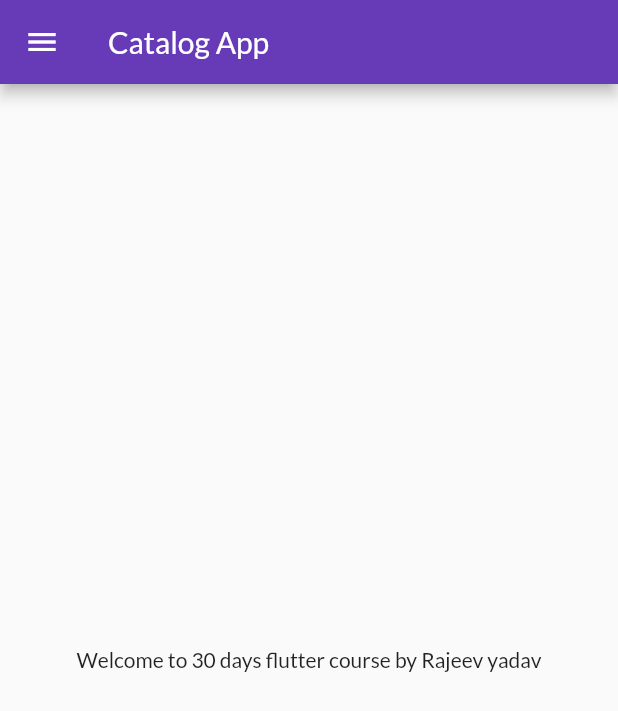
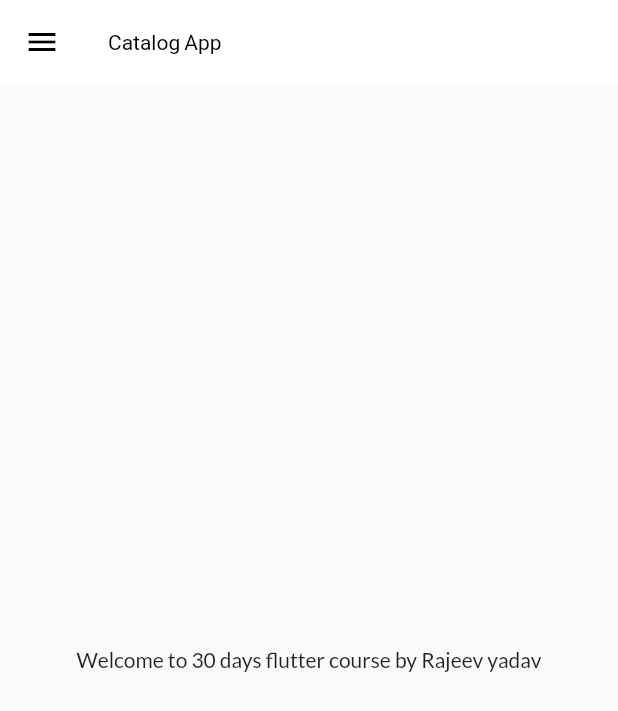
Before and after one commit to rajeevy397/30DaysOfFlutter, a Flutter app: the screen it shows after launch, on a phone screen of 412 x 824 dp. Shown: the top 711 px of the screen. Run offline on Flutter 3.47's test engine with Material 2 defaults, Android fonts, the phone set to English and light mode, and no system bars; our stand-ins replace google_fonts.

Commit message:
themes extracted

```diff
--- a/lib/main.dart
+++ b/lib/main.dart
@@ -2,6 +2,7 @@ import 'package:flutter/material.dart';
 import 'package:flutter_catalog/pages/home_page.dart';
 import 'package:flutter_catalog/pages/login_page.dart';
 import 'package:flutter_catalog/utils/routes.dart';
+import 'package:flutter_catalog/widgets/themes.dart';
 import 'package:google_fonts/google_fonts.dart';
 
 void main() {
@@ -13,14 +14,11 @@ class MyApp extends StatelessWidget {
   Widget build(BuildContext context) {
     return MaterialApp(
       themeMode: ThemeMode.light,
-      theme: ThemeData(
-        primarySwatch: Colors.deepPurple,
-        fontFamily: GoogleFonts.lato().fontFamily,
-        //primaryTextTheme: GoogleFonts.latoTextTheme(),
-      ),
+      theme: MyTheme.lightTheme(context),
+      darkTheme: MyTheme.DarkTheme(context),
       debugShowCheckedModeBanner: false,
-      darkTheme: ThemeData(brightness: Brightness.dark),
-       initialRoute: MyRoutes.homeRoute,
+
+      initialRoute: MyRoutes.homeRoute,
       routes: {
         "/": (context) => LoginPage(),
         MyRoutes.homeRoute: (context) => HomePage(),
--- a/lib/pages/home_page.dart
+++ b/lib/pages/home_page.dart
@@ -9,14 +9,15 @@ class HomePage extends StatelessWidget {
   Widget build(BuildContext context) {
     return Scaffold(
       appBar: AppBar(
-        title: Text("Catalog App"),
+        title: Text(
+          "Catalog App",
+        ),
       ),
       body: Center(
         child: Container(
           child: Text("Welcome to $days days flutter course by $name"),
         ),
       ),
-
       drawer: MyDrawer(),
     );
   }
--- /dev/null
+++ b/lib/widgets/themes.dart
@@ -0,0 +1,22 @@
+import 'package:flutter/material.dart';
+import 'package:google_fonts/google_fonts.dart';
+
+class MyTheme{
+  static ThemeData lightTheme(BuildContext context) => ThemeData(
+        primarySwatch: Colors.deepPurple,
+        fontFamily: GoogleFonts.lato().fontFamily,
+        appBarTheme: AppBarTheme(
+          color: Colors.white,
+          elevation: 0.0,
+          iconTheme: IconThemeData(
+            color: Colors.black,
+          ),
+          titleTextStyle: TextStyle(color: Colors.black),
+        ),
+        //primaryTextTheme: GoogleFonts.latoTextTheme(),
+      );
+
+      static ThemeData DarkTheme(BuildContext context) => ThemeData(
+        brightness: Brightness.dark,
+      );
+}
```
